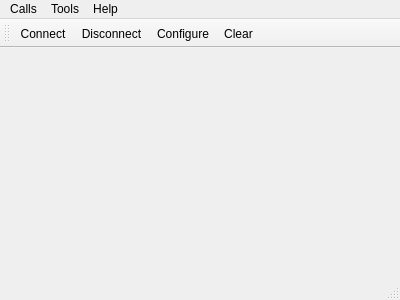
The window that terminal/mainwindow.ui (eeyoo/step-servo-tuner) describes before a commit, drawn with Qt 5.
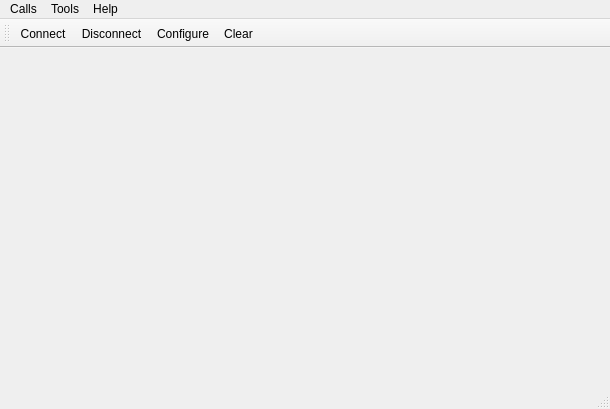
The same window after the commit. Icons and pictures are not drawn.

Commit message: add central widget for MainWindow to config and driver servo.

What changed in the file:
```diff
--- a/terminal/mainwindow.ui
+++ b/terminal/mainwindow.ui
@@ -6,8 +6,8 @@
    <rect>
     <x>0</x>
     <y>0</y>
-    <width>400</width>
-    <height>300</height>
+    <width>610</width>
+    <height>409</height>
    </rect>
   </property>
   <property name="windowTitle">
@@ -21,8 +21,8 @@
     <rect>
      <x>0</x>
      <y>0</y>
-     <width>400</width>
-     <height>19</height>
+     <width>610</width>
+     <height>23</height>
     </rect>
    </property>
    <widget class="QMenu" name="menuCalls">
```
The commit also changes 6 other files.
